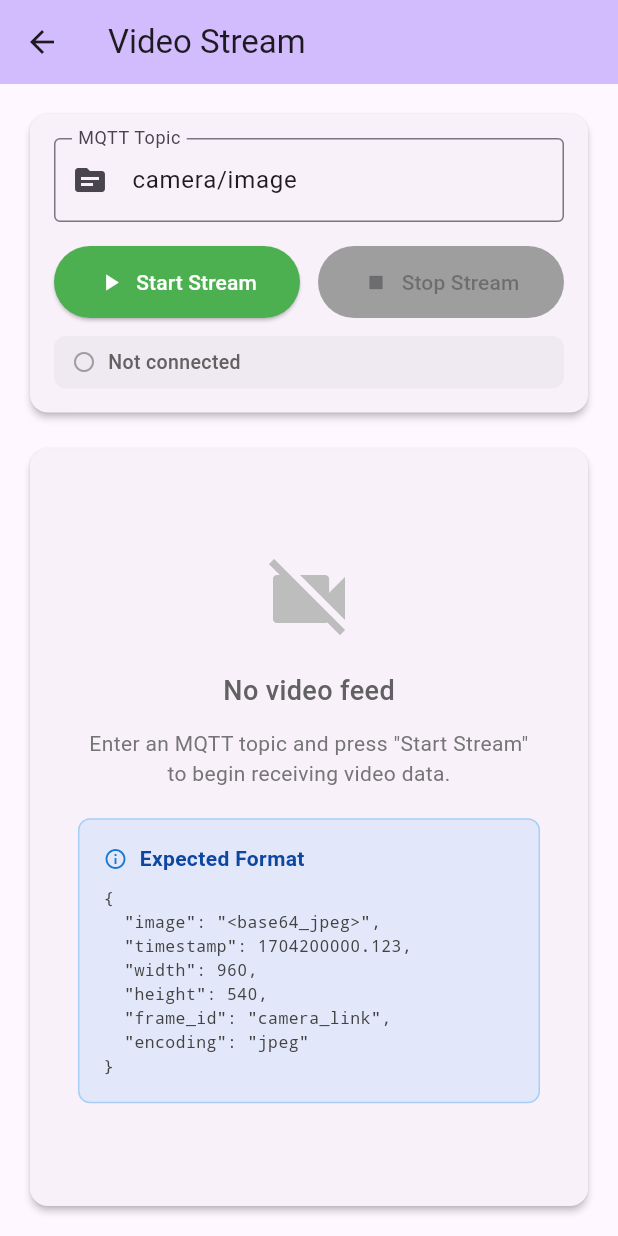
After one commit to NafieAlhilaly/guided-tour-companion-app, a Flutter app: the MqttMessagesPage screen opened directly, after a tap on "Video Stream", on a phone screen of 412 x 824 dp. The commit adds this screen. Run offline on Flutter 3.47's test engine with Material 3 defaults, Android fonts, the phone set to English and light mode, and no system bars; missing offline and left inert: mqtt_client.

Commit message:
feat: add video stream

```diff
--- a/lib/pages/mqtt_messages_page.dart
+++ b/lib/pages/mqtt_messages_page.dart
@@ -2,6 +2,7 @@ import 'dart:async';
 
 import 'package:flutter/material.dart';
 import '../services/mqtt_service.dart';
+import 'video_stream_page.dart';
 
 class MqttMessagesPage extends StatefulWidget {
   const MqttMessagesPage({super.key});
@@ -143,6 +144,9 @@ class _MqttMessagesPageState extends State<MqttMessagesPage> {
           const Divider(height: 1),
           Padding(
             padding: const EdgeInsets.all(8.0),
+            child: Row(
+              children: [
+                Expanded(
                   child: ElevatedButton(
                     style: ButtonStyle(
                       backgroundColor: WidgetStateProperty.all(Colors.red),
@@ -152,6 +156,28 @@ class _MqttMessagesPageState extends State<MqttMessagesPage> {
                     child: const Text('Send Medical Alert'),
                   ),
                 ),
+                const SizedBox(width: 8),
+                Expanded(
+                  child: ElevatedButton.icon(
+                    style: ButtonStyle(
+                      backgroundColor: WidgetStateProperty.all(Colors.blue),
+                      foregroundColor: WidgetStateProperty.all(Colors.white),
+                    ),
+                    onPressed: () {
+                      Navigator.push(
+                        context,
+                        MaterialPageRoute(
+                          builder: (context) => const VideoStreamPage(),
+                        ),
+                      );
+                    },
+                    icon: const Icon(Icons.videocam),
+                    label: const Text('Video Stream'),
+                  ),
+                ),
+              ],
+            ),
+          ),
         ],
       ),
     );
--- /dev/null
+++ b/lib/pages/video_stream_page.dart
@@ -0,0 +1,359 @@
+import 'dart:async';
+import 'dart:convert';
+import 'dart:typed_data';
+import 'package:flutter/material.dart';
+import '../services/mqtt_service.dart';
+
+class VideoStreamPage extends StatefulWidget {
+  const VideoStreamPage({super.key});
+
+  @override
+  State<VideoStreamPage> createState() => _VideoStreamPageState();
+}
+
+class _VideoStreamPageState extends State<VideoStreamPage> {
+  final TextEditingController _topicController = TextEditingController(
+    text: 'camera/image',
+  );
+
+  Uint8List? _imageData;
+  bool _isStreaming = false;
+  StreamSubscription<ReceivedMqttMessage>? _mqttSubscription;
+  String _statusMessage = 'Not connected';
+  int _frameCount = 0;
+  DateTime? _lastFrameTime;
+  double _fps = 0.0;
+  int _width = 0;
+  int _height = 0;
+
+  @override
+  void dispose() {
+    _stopStream();
+    _topicController.dispose();
+    super.dispose();
+  }
+
+  void _startStream() {
+    if (_isStreaming) return;
+
+    final topic = _topicController.text.trim();
+    if (topic.isEmpty) {
+      _showError('Please enter a topic');
+      return;
+    }
+
+    setState(() {
+      _isStreaming = true;
+      _statusMessage = 'Subscribing to $topic...';
+      _frameCount = 0;
+      _lastFrameTime = null;
+      _fps = 0.0;
+    });
+
+    // Subscribe to MQTT topic
+    MqttService.instance.subscribe(topic);
+
+    // Listen for messages on this topic
+    _mqttSubscription = MqttService.instance.messages.listen((msg) {
+      if (msg.topic == topic) {
+        _processImageMessage(msg.payload);
+      }
+    });
+  }
+
+  void _stopStream() {
+    _mqttSubscription?.cancel();
+    _mqttSubscription = null;
+
+    final topic = _topicController.text.trim();
+    if (topic.isNotEmpty) {
+      // Note: We're not unsubscribing to avoid affecting other listeners
+      // MqttService.instance.unsubscribe(topic);
+    }
+
+    setState(() {
+      _isStreaming = false;
+      _statusMessage = 'Disconnected';
+      _fps = 0.0;
+    });
+  }
+
+  void _processImageMessage(String payload) {
+    try {
+      // Parse JSON message
+      final jsonData = json.decode(payload) as Map<String, dynamic>;
+
+      // Extract base64 image
+      final base64Image = jsonData['image'] as String?;
+      if (base64Image == null || base64Image.isEmpty) {
+        _showError('No image data in message');
+        return;
+      }
+
+      // Decode base64 to bytes
+      final imageBytes = base64.decode(base64Image);
+
+      // Calculate FPS
+      final now = DateTime.now();
+      if (_lastFrameTime != null) {
+        final timeDiff = now.difference(_lastFrameTime!).inMilliseconds;
+        if (timeDiff > 0) {
+          _fps = 1000.0 / timeDiff;
+        }
+      }
+      _lastFrameTime = now;
+      _frameCount++;
+
+      setState(() {
+        _imageData = imageBytes;
+        _width = jsonData['width'] as int? ?? 0;
+        _height = jsonData['height'] as int? ?? 0;
+        _statusMessage = 'Streaming • ${_width}x$_height • ${_fps.toStringAsFixed(1)} FPS';
+      });
+    } catch (e) {
+      _showError('Error parsing message: ${e.toString()}');
+    }
+  }
+
+  void _showError(String message) {
+    if (mounted) {
+      setState(() {
+        _statusMessage = 'Error: $message';
+      });
+    }
+  }
+
+  @override
+  Widget build(BuildContext context) {
+    return Scaffold(
+      appBar: AppBar(
+        title: const Text('Video Stream'),
+        backgroundColor: Theme.of(context).colorScheme.inversePrimary,
+        actions: [
+          if (_isStreaming)
+            Padding(
+              padding: const EdgeInsets.symmetric(horizontal: 16.0, vertical: 8.0),
+              child: Center(
+                child: Container(
+                  padding: const EdgeInsets.symmetric(horizontal: 12, vertical: 6),
+                  decoration: BoxDecoration(
+                    color: Colors.green,
+                    borderRadius: BorderRadius.circular(12),
+                  ),
+                  child: Row(
+                    children: [
+                      const Icon(Icons.circle, color: Colors.white, size: 8),
+                      const SizedBox(width: 6),
+                      Text(
+                        'LIVE',
+                        style: const TextStyle(
+                          color: Colors.white,
+                          fontWeight: FontWeight.bold,
+                          fontSize: 12,
+                        ),
+                      ),
+                    ],
+                  ),
+                ),
+              ),
+            ),
+        ],
+      ),
+      body: Padding(
+        padding: const EdgeInsets.all(16.0),
+        child: Column(
+          crossAxisAlignment: CrossAxisAlignment.stretch,
+          children: [
+            Card(
+              elevation: 2,
+              child: Padding(
+                padding: const EdgeInsets.all(16.0),
+                child: Column(
+                  children: [
+                    TextField(
+                      controller: _topicController,
+                      decoration: const InputDecoration(
+                        labelText: 'MQTT Topic',
+                        hintText: 'camera/image',
+                        border: OutlineInputBorder(),
+                        prefixIcon: Icon(Icons.topic),
+                      ),
+                      enabled: !_isStreaming,
+                    ),
+                    const SizedBox(height: 16),
+                    Row(
+                      children: [
+                        Expanded(
+                          child: ElevatedButton.icon(
+                            onPressed: _isStreaming ? null : _startStream,
+                            icon: const Icon(Icons.play_arrow),
+                            label: const Text('Start Stream'),
+                            style: ElevatedButton.styleFrom(
+                              backgroundColor: Colors.green,
+                              foregroundColor: Colors.white,
+                              padding: const EdgeInsets.symmetric(vertical: 14),
+                              disabledBackgroundColor: Colors.grey,
+                            ),
+                          ),
+                        ),
+                        const SizedBox(width: 12),
+                        Expanded(
+                          child: ElevatedButton.icon(
+                            onPressed: !_isStreaming ? null : _stopStream,
+                            icon: const Icon(Icons.stop),
+                            label: const Text('Stop Stream'),
+                            style: ElevatedButton.styleFrom(
+                              backgroundColor: Colors.red,
+                              foregroundColor: Colors.white,
+                              padding: const EdgeInsets.symmetric(vertical: 14),
+                              disabledBackgroundColor: Colors.grey,
+                            ),
+                          ),
+                        ),
+                      ],
+                    ),
+                    const SizedBox(height: 12),
+                    Container(
+                      padding: const EdgeInsets.symmetric(horizontal: 12, vertical: 8),
+                      decoration: BoxDecoration(
+                        color: _isStreaming
+                            ? Colors.green.withOpacity(0.1)
+                            : Colors.grey.withOpacity(0.1),
+                        borderRadius: BorderRadius.circular(8),
+                      ),
+                      child: Row(
+                        children: [
+                          Icon(
+                            _isStreaming ? Icons.check_circle : Icons.circle_outlined,
+                            size: 16,
+                            color: _isStreaming ? Colors.green : Colors.grey,
+                          ),
+                          const SizedBox(width: 8),
+                          Expanded(
+                            child: Text(
+                              _statusMessage,
+                              style: TextStyle(
+                                color: _isStreaming ? Colors.green[800] : Colors.grey[700],
+                                fontWeight: FontWeight.w500,
+                                fontSize: 13,
+                              ),
+                            ),
+                          ),
+                        ],
+                      ),
+                    ),
+                    if (_isStreaming && _frameCount > 0) ...[
+                      const SizedBox(height: 8),
+                      Text(
+                        'Frames received: $_frameCount',
+                        style: TextStyle(
+                          fontSize: 12,
+                          color: Colors.grey[600],
+                        ),
+                      ),
+                    ],
+                  ],
+                ),
+              ),
+            ),
+            const SizedBox(height: 16),
+            Expanded(
+              child: Card(
+                elevation: 2,
+                clipBehavior: Clip.antiAlias,
+                child: _imageData != null
+                    ? Image.memory(
+                        _imageData!,
+                        fit: BoxFit.contain,
+                        gaplessPlayback: true,
+                        errorBuilder: (context, error, stackTrace) {
+                          return Center(
+                            child: Column(
+                              mainAxisAlignment: MainAxisAlignment.center,
+                              children: [
+                                const Icon(Icons.error_outline, size: 48, color: Colors.red),
+                                const SizedBox(height: 8),
+                                Text('Error loading image', style: TextStyle(color: Colors.grey[600])),
+                              ],
+                            ),
+                          );
+                        },
+                      )
+                    : Center(
+                        child: Column(
+                          mainAxisAlignment: MainAxisAlignment.center,
+                          children: [
+                            Icon(
+                              Icons.videocam_off,
+                              size: 64,
+                              color: Colors.grey[400],
+                            ),
+                            const SizedBox(height: 16),
+                            Text(
+                              'No video feed',
+                              style: TextStyle(
+                                fontSize: 18,
+                                fontWeight: FontWeight.w500,
+                                color: Colors.grey[700],
+                              ),
+                            ),
+                            const SizedBox(height: 12),
+                            Padding(
+                              padding: const EdgeInsets.symmetric(horizontal: 32),
+                              child: Text(
+                                'Enter an MQTT topic and press "Start Stream" to begin receiving video data.',
+                                textAlign: TextAlign.center,
+                                style: TextStyle(
+                                  fontSize: 14,
+                                  color: Colors.grey[600],
+                                ),
+                              ),
+                            ),
+                            const SizedBox(height: 20),
+                            Container(
+                              padding: const EdgeInsets.all(16),
+                              margin: const EdgeInsets.symmetric(horizontal: 32),
+                              decoration: BoxDecoration(
+                                color: Colors.blue.withOpacity(0.1),
+                                borderRadius: BorderRadius.circular(8),
+                                border: Border.all(color: Colors.blue.withOpacity(0.3)),
+                              ),
+                              child: Column(
+                                crossAxisAlignment: CrossAxisAlignment.start,
+                                children: [
+                                  Row(
+                                    children: [
+                                      Icon(Icons.info_outline, size: 16, color: Colors.blue[700]),
+                                      const SizedBox(width: 8),
+                                      Text(
+                                        'Expected Format',
+                                        style: TextStyle(
+                                          fontWeight: FontWeight.bold,
+                                          color: Colors.blue[900],
+                                        ),
+                                      ),
+                                    ],
+                                  ),
+                                  const SizedBox(height: 8),
+                                  Text(
+                                    '{\n  "image": "<base64_jpeg>",\n  "timestamp": 1704200000.123,\n  "width": 960,\n  "height": 540,\n  "frame_id": "camera_link",\n  "encoding": "jpeg"\n}',
+                                    style: TextStyle(
+                                      fontFamily: 'monospace',
+                                      fontSize: 11,
+                                      color: Colors.grey[800],
+                                    ),
+                                  ),
+                                ],
+                              ),
+                            ),
+                          ],
+                        ),
+                      ),
+              ),
+            ),
+          ],
+        ),
+      ),
+    );
+  }
+}
--- a/pubspec.yaml
+++ b/pubspec.yaml
@@ -35,6 +35,8 @@ dependencies:
   # Use with the CupertinoIcons class for iOS style icons.
   cupertino_icons: ^1.0.8
   mqtt_client: ^10.11.3
+  web_socket_channel: ^3.0.1
+  http: ^1.2.2
 
 dev_dependencies:
   flutter_test:
```
Also changed, not shown: pubspec.lock, 3 other files. Lines whose indentation alone changed are shown as unchanged.
